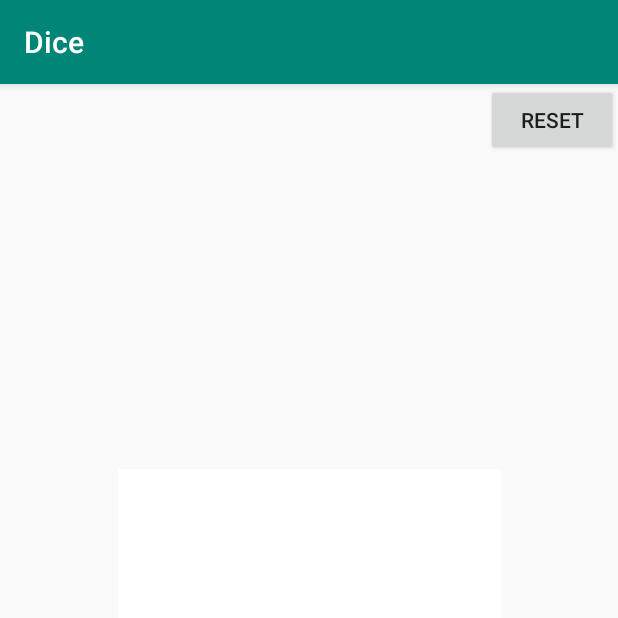
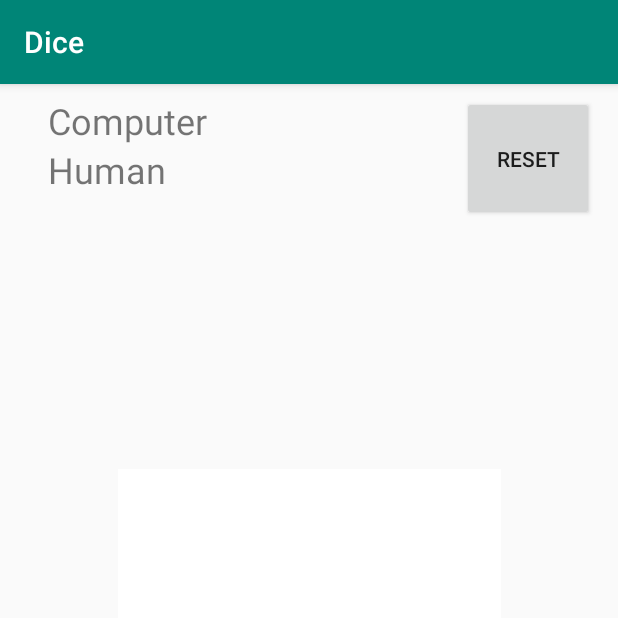
Before and after one commit to mrtejas99/Dice, an Android app: the screen it shows after launch (PlayGame), after a tap on "1 PLAYER", on a phone screen of 412 x 824 dp, the top half of it. Run offline under Robolectric (Android 15) with nearby library versions, the phone set to English and light mode, and no system bars; 1 statement that could not run was skipped.

Commit message:
cosmetics and started single player

```diff
--- a/app/src/main/java/com/mrtejas99/dice/PlayGame.java
+++ b/app/src/main/java/com/mrtejas99/dice/PlayGame.java
@@ -68,7 +68,12 @@ public class PlayGame extends AppCompatActivity {
                     count -= 1;
                     txt_moves.setText(count.toString() + " moves remaining");
                 } else {
-                    Toast.makeText(getApplicationContext(), "Game Over", Toast.LENGTH_LONG).show();
+                    if (score2 > score1)
+                        Toast.makeText(getApplicationContext(), player2 + " is the winner", Toast.LENGTH_LONG).show();
+                    else if (score1 > score2)
+                        Toast.makeText(getApplicationContext(), player1 + " is the winner", Toast.LENGTH_LONG).show();
+                    else
+                        Toast.makeText(getApplicationContext(), "It's a draw", Toast.LENGTH_LONG).show();
                 }
             }
         });
@@ -80,6 +85,11 @@ public class PlayGame extends AppCompatActivity {
 
         player1 = bundle.getString("player1");
         player2 = bundle.getString("player2");
+        if (player1 == player2) {
+            player1 = "Computer";
+            player2 = "Human";
+        }
+
         txt_player1.setText(player1);
         txt_player2.setText(player2);
     }
--- a/app/src/main/res/layout/activity_main.xml
+++ b/app/src/main/res/layout/activity_main.xml
@@ -10,7 +10,9 @@
         android:id="@+id/txt_greet"
         android:layout_width="wrap_content"
         android:layout_height="wrap_content"
+        android:fontFamily="casual"
         android:text="Welcome to the game!"
+        android:textSize="36sp"
         app:layout_constraintBottom_toTopOf="@+id/img_logo"
         app:layout_constraintEnd_toEndOf="@+id/img_logo"
         app:layout_constraintHorizontal_bias="0.489"
@@ -34,7 +36,9 @@
         android:id="@+id/txt_mode"
         android:layout_width="wrap_content"
         android:layout_height="wrap_content"
+        android:fontFamily="casual"
         android:text="select mode"
+        android:textSize="16sp"
         app:layout_constraintBottom_toTopOf="@+id/btn_multi"
         app:layout_constraintEnd_toEndOf="@+id/img_logo"
         app:layout_constraintStart_toStartOf="@+id/img_logo"
--- a/app/src/main/res/layout/activity_play_game.xml
+++ b/app/src/main/res/layout/activity_play_game.xml
@@ -10,6 +10,10 @@
         android:id="@+id/txt_player1"
         android:layout_width="wrap_content"
         android:layout_height="wrap_content"
+        android:layout_marginLeft="16dp"
+        android:paddingLeft="16dp"
+        android:paddingTop="8dp"
+        android:textSize="24sp"
         app:layout_constraintStart_toStartOf="parent"
         app:layout_constraintTop_toTopOf="parent" />
 
@@ -17,6 +21,9 @@
         android:id="@+id/txt_player2"
         android:layout_width="wrap_content"
         android:layout_height="wrap_content"
+        android:layout_marginLeft="16dp"
+        android:paddingLeft="16dp"
+        android:textSize="24sp"
         app:layout_constraintStart_toStartOf="parent"
         app:layout_constraintTop_toBottomOf="@+id/txt_player1" />
 
@@ -24,6 +31,12 @@
         android:id="@+id/btn_reset"
         android:layout_width="wrap_content"
         android:layout_height="wrap_content"
+        android:layout_marginTop="8dp"
+        android:layout_marginRight="16dp"
+        android:paddingLeft="16dp"
+        android:paddingTop="32dp"
+        android:paddingRight="16dp"
+        android:paddingBottom="32dp"
         android:text="Reset"
         app:layout_constraintEnd_toEndOf="parent"
         app:layout_constraintTop_toTopOf="parent" />
@@ -44,8 +57,10 @@
 
     <TextView
         android:id="@+id/txt_moves"
-        android:layout_width="67dp"
-        android:layout_height="18dp"
+        android:layout_width="0dp"
+        android:layout_height="wrap_content"
+        android:textAlignment="center"
+        android:textSize="16sp"
         app:layout_constraintBottom_toBottomOf="parent"
         app:layout_constraintEnd_toEndOf="@+id/dice"
         app:layout_constraintStart_toStartOf="@+id/dice"
--- a/app/src/main/res/layout/activity_player_data.xml
+++ b/app/src/main/res/layout/activity_player_data.xml
@@ -63,6 +63,8 @@
         android:id="@+id/txt_selectedMoves"
         android:layout_width="wrap_content"
         android:layout_height="wrap_content"
+        android:textAlignment="center"
+        android:textSize="16sp"
         app:layout_constraintBottom_toTopOf="@+id/btn_start"
         app:layout_constraintEnd_toEndOf="@+id/edit_player2"
         app:layout_constraintStart_toStartOf="@+id/edit_player2"
```
